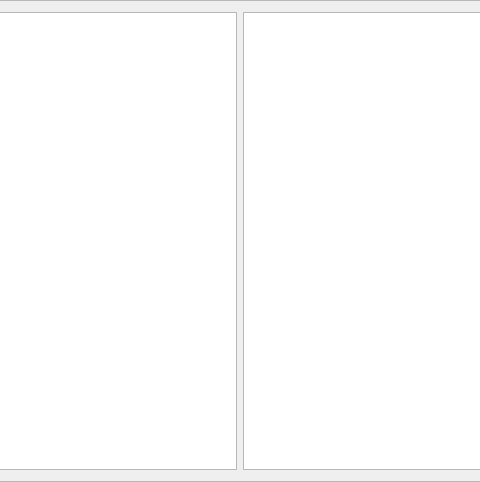
Before: the Qt Designer form src/gdxviewer/gdxviewer.ui in GAMS-dev/studio, drawn with Qt 5; both pictures show x 108 to 588 and y 0 to 482 of the 696 by 482 pixel window.
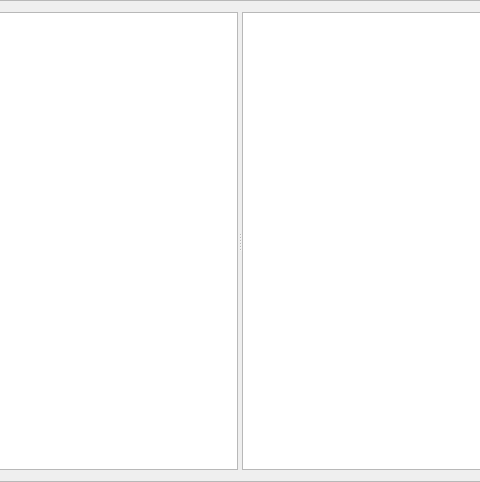
After: the same form once the commit is applied.

Commit message: add QSplitter in GdxViewer

Patch:
```diff
--- a/src/gdxviewer/gdxviewer.ui
+++ b/src/gdxviewer/gdxviewer.ui
@@ -19,11 +19,19 @@
   <property name="frameShadow">
    <enum>QFrame::Raised</enum>
   </property>
-  <layout class="QHBoxLayout" name="horizontalLayout_2">
-   <item>
     <layout class="QHBoxLayout" name="horizontalLayout">
      <item>
+    <widget class="QSplitter" name="splitter">
+     <property name="orientation">
+      <enum>Qt::Horizontal</enum>
+     </property>
       <widget class="QTableView" name="tvSymbols">
+      <property name="sizePolicy">
+       <sizepolicy hsizetype="Expanding" vsizetype="Expanding">
+        <horstretch>0</horstretch>
+        <verstretch>0</verstretch>
+       </sizepolicy>
+      </property>
        <property name="selectionMode">
         <enum>QAbstractItemView::SingleSelection</enum>
        </property>
@@ -34,8 +42,6 @@
         <bool>false</bool>
        </attribute>
       </widget>
-     </item>
-     <item>
       <widget class="QTableView" name="tableView">
        <property name="selectionMode">
         <enum>QAbstractItemView::SingleSelection</enum>
@@ -47,8 +53,7 @@
         <bool>false</bool>
        </attribute>
       </widget>
-     </item>
-    </layout>
+    </widget>
    </item>
   </layout>
  </widget>
```
Lines whose indentation alone changed are shown as unchanged. The commit also changes 1 other file.
